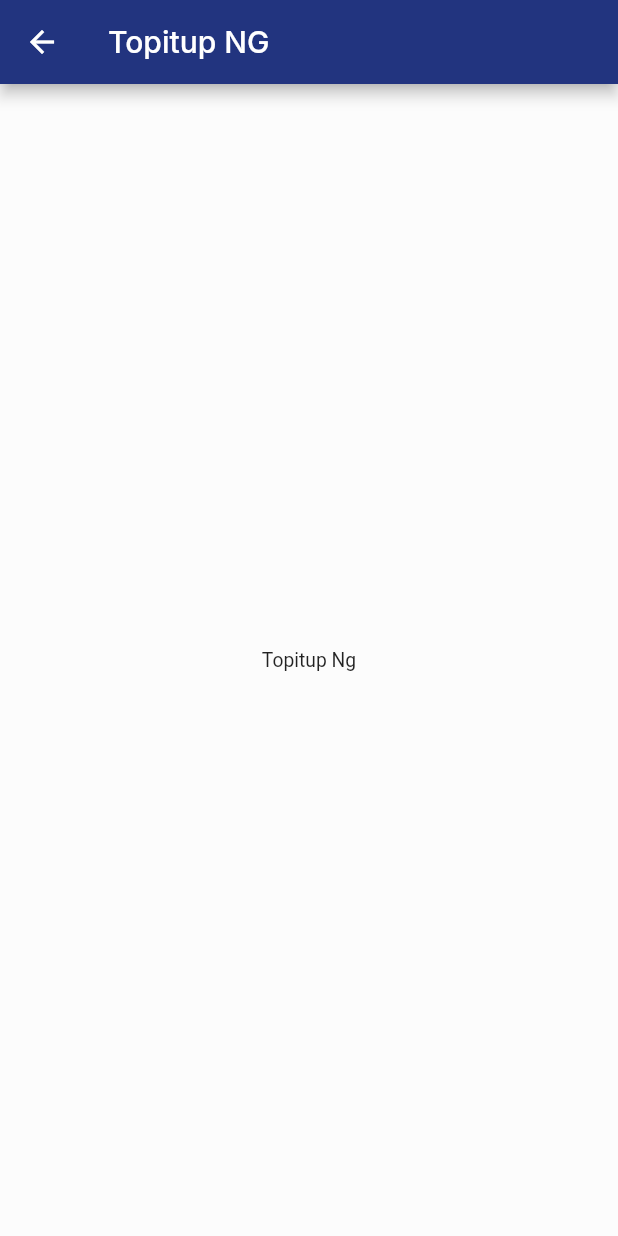
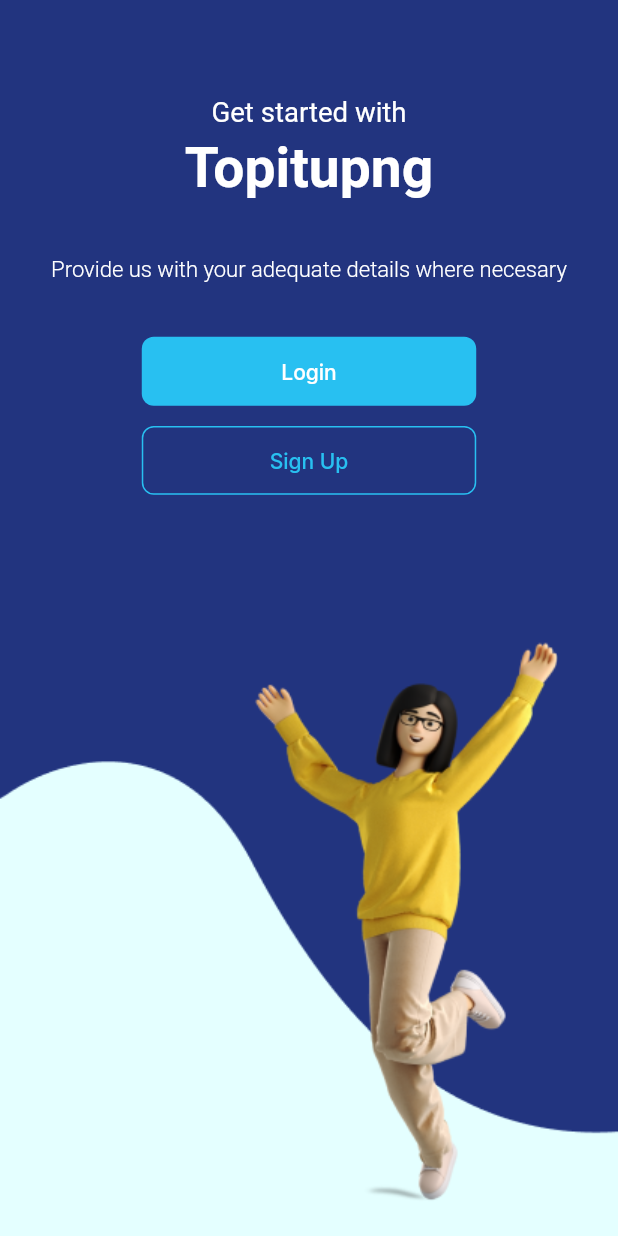
Before and after one commit to Ire-oluwa/topitup_mobile, a Flutter app: the HomeScreen screen opened by its route, on a phone screen of 412 x 824 dp. Run offline on Flutter 3.47's test engine with Material 2 defaults, Android fonts, the phone set to English and light mode, and no system bars; our stand-ins replace flutter_screenutil, font_awesome_flutter, google_fonts, introduction_screen, shared_preferences; accounts and stored records are empty.

Commit message:
ft(onboarding): create introduction screens

```diff
--- a/lib/constants/app_constants.dart
+++ b/lib/constants/app_constants.dart
@@ -1,3 +1,7 @@
 import 'package:flutter/material.dart';
 
 const kPrimaryColour = Color(0XFF22347F);
+const kSecondaryColour = Color(0xff28C0F1);
+const kDefaultIconSize = 20.0;
+const kDefaultPadding = 20.0;
+const kLightBorderSide = BorderSide(width: 1.0, color: Colors.black12);
--- /dev/null
+++ b/lib/screens/components/custom_auth_screen_background.dart
@@ -0,0 +1,25 @@
+import 'package:flutter/material.dart';
+
+class CustomAuthScreenBackground extends StatelessWidget {
+  const CustomAuthScreenBackground({
+    Key? key,
+    required this.child,
+  }) : super(key: key);
+
+  final Widget child;
+
+  @override
+  Widget build(BuildContext context) {
+    return Container(
+      decoration: const BoxDecoration(
+        image: DecorationImage(
+          image: AssetImage(
+            'assets/home_background.png',
+          ),
+          fit: BoxFit.cover,
+        ),
+      ),
+      child: child,
+    );
+  }
+}
--- /dev/null
+++ b/lib/screens/components/custom_text.dart
@@ -0,0 +1,37 @@
+import 'package:flutter/material.dart';
+
+class CustomText extends StatelessWidget {
+  final String text;
+  final double? textSize;
+  final FontWeight? fontWeight;
+  final Color? textColor;
+  final TextAlign? alignText;
+  final TextOverflow? overflow;
+  final bool? softwrap;
+
+  const CustomText({
+    Key? key,
+    required this.text,
+    this.textSize,
+    this.fontWeight,
+    this.textColor,
+    this.alignText,
+    this.overflow,
+    this.softwrap,
+  }) : super(key: key);
+
+  @override
+  Widget build(BuildContext context) {
+    return Text(
+      text,
+      style: TextStyle(
+        fontSize: textSize,
+        fontWeight: fontWeight,
+        color: textColor,
+      ),
+      textAlign: alignText,
+      overflow: overflow,
+      softWrap: softwrap,
+    );
+  }
+}
--- /dev/null
+++ b/lib/screens/components/custom_text_button.dart
@@ -0,0 +1,40 @@
+import 'package:flutter/material.dart';
+import 'package:flutter_screenutil/flutter_screenutil.dart';
+import '../../constants/app_constants.dart';
+
+class CustomTextButton extends StatelessWidget {
+  const CustomTextButton({
+    Key? key,
+    required this.text,
+    required this.onPressed,
+    required this.backgroundColour,
+    required this.borderColour,
+    required this.textColour,
+  }) : super(key: key);
+
+  final String text;
+  final Function() onPressed;
+  final Color textColour, backgroundColour, borderColour;
+
+  @override
+  Widget build(BuildContext context) {
+    return SizedBox(
+      width: double.infinity,
+      height: 50.0.h,
+      child: TextButton(
+        onPressed: onPressed,
+        style: TextButton.styleFrom(
+          shape: RoundedRectangleBorder(
+            borderRadius: BorderRadius.circular(8.0),
+          ),
+          side: kLightBorderSide.copyWith(
+            color: borderColour,
+          ),
+          backgroundColor: backgroundColour,
+          primary: textColour,
+        ),
+        child: Text(text),
+      ),
+    );
+  }
+}
--- a/lib/screens/home/home_screen.dart
+++ b/lib/screens/home/home_screen.dart
@@ -1,4 +1,9 @@
 import 'package:flutter/material.dart';
+import 'package:flutter_screenutil/flutter_screenutil.dart';
+import '../../constants/app_constants.dart';
+import '../components/custom_auth_screen_background.dart';
+import '../components/custom_text.dart';
+import '../components/custom_text_button.dart';
 
 class HomeScreen extends StatelessWidget {
   const HomeScreen({Key? key}) : super(key: key);
@@ -8,14 +13,95 @@ class HomeScreen extends StatelessWidget {
   @override
   Widget build(BuildContext context) {
     return Scaffold(
-      appBar: AppBar(
-        title: const Text(
-          'Topitup NG',
-        ),
-      ),
-      body: const Center(
-        child: Text(
-          'Topitup Ng',
+      body: SafeArea(
+        child: CustomAuthScreenBackground(
+          child: Padding(
+            padding: EdgeInsets.symmetric(
+              horizontal: kDefaultPadding.w - 5,
+              vertical: kDefaultPadding.h,
+            ),
+            child: Column(
+              mainAxisAlignment: MainAxisAlignment.center,
+              crossAxisAlignment: CrossAxisAlignment.stretch,
+              children: [
+                SizedBox(
+                  height: kDefaultPadding.h * 2.5,
+                ),
+                CustomText(
+                  text: 'Get started with',
+                  textSize: 20.0.sp,
+                  fontWeight: FontWeight.w400,
+                  alignText: TextAlign.center,
+                  textColor: Colors.white,
+                ),
+                SizedBox(
+                  height: 5.h,
+                ),
+                CustomText(
+                  text: 'Topitupng',
+                  textSize: 40.0.sp,
+                  fontWeight: FontWeight.w700,
+                  alignText: TextAlign.center,
+                  textColor: Colors.white,
+                ),
+                SizedBox(
+                  height: kDefaultPadding.h * 2,
+                ),
+                CustomText(
+                  text: 'Provide us with your adequate details where necesary',
+                  alignText: TextAlign.center,
+                  softwrap: true,
+                  textSize: 16.0.sp,
+                  fontWeight: FontWeight.w300,
+                  textColor: Colors.white,
+                ),
+                SizedBox(
+                  height: kDefaultPadding.h * 2,
+                ),
+                Padding(
+                  padding: EdgeInsets.symmetric(
+                    horizontal: kDefaultPadding.w * 4,
+                  ),
+                  child: CustomTextButton(
+                    text: 'Login',
+                    onPressed: () {},
+                    backgroundColour: kSecondaryColour,
+                    borderColour: Colors.transparent,
+                    textColour: Colors.white,
+                  ),
+                ),
+                SizedBox(
+                  height: kDefaultPadding.h - 5,
+                ),
+                Padding(
+                  padding: EdgeInsets.symmetric(
+                    horizontal: kDefaultPadding.w * 4,
+                  ),
+                  child: CustomTextButton(
+                    text: 'Sign Up',
+                    onPressed: () {},
+                    backgroundColour: Colors.transparent,
+                    borderColour: kSecondaryColour,
+                    textColour: kSecondaryColour,
+                  ),
+                ),
+                SizedBox(
+                  height: kDefaultPadding.h + 15,
+                ),
+                Expanded(
+                  child: Align(
+                    alignment: Alignment.bottomRight,
+                    child: Padding(
+                      padding: const EdgeInsets.only(right: 25.0),
+                      child: Image.asset(
+                        'assets/young_woman.png',
+                      ),
+                    ),
+                  ),
+                ),
+              ],
+            ),
+          ),
         ),
       ),
     );
--- a/pubspec.yaml
+++ b/pubspec.yaml
@@ -15,6 +15,9 @@ dependencies:
   rename: ^2.0.1
   flutter_screenutil: ^5.5.3+2
   google_fonts: ^3.0.1
+  introduction_screen: ^3.0.2
+  shared_preferences: ^2.0.15
+  font_awesome_flutter: ^10.1.0
 
 
 dev_dependencies:
@@ -27,3 +30,5 @@ flutter:
   uses-material-design: true
   assets:
     - assets/
+    - assets/splash/
+    - assets/onboarding/
```
Also changed, not shown: lib/main.dart (+9 -0 lines), lib/screens/login/login_screen.dart (added, +12 -0 lines), lib/screens/onboarding/components/custom_page_view_model.dart (added, +67 -0 lines), lib/screens/onboarding/onboarding_screen.dart (added, +81 -0 lines), lib/screens/splash/splash_screen.dart (+31 -3 lines), assets/home_background.png (added), assets/onboarding/onboarding_image_1.png (added), assets/onboarding/onboarding_image_2.png (added), assets/splash/Topitup.gif (renamed from assets/Topitup.gif), assets/young_woman.png (added), pubspec.lock, 2 other files.
